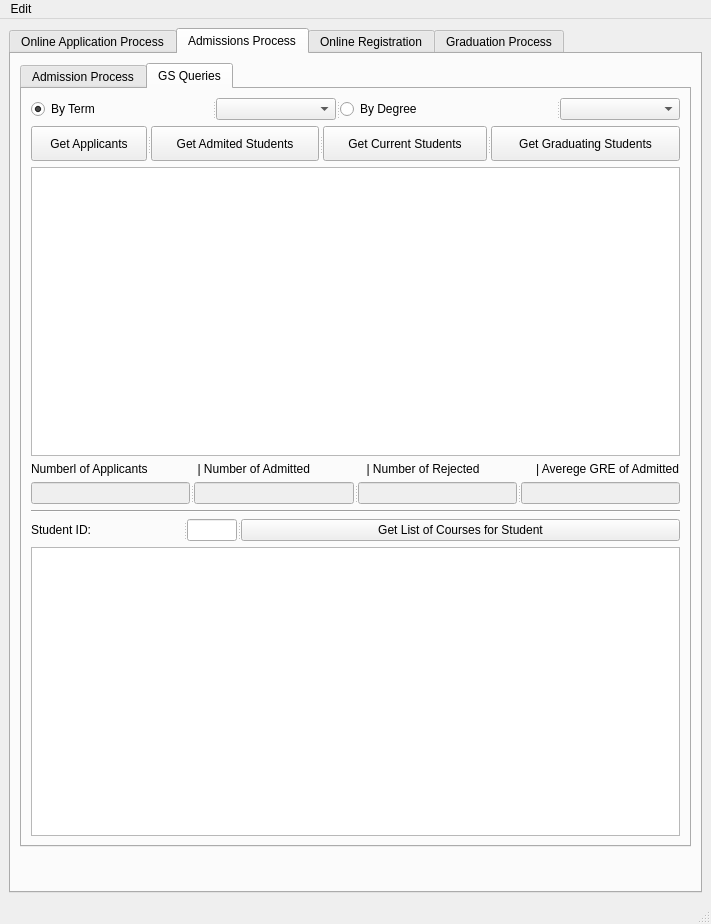
Old version of the form starrs/ui/ui_main.ui in the repository kiryha/CIS556.
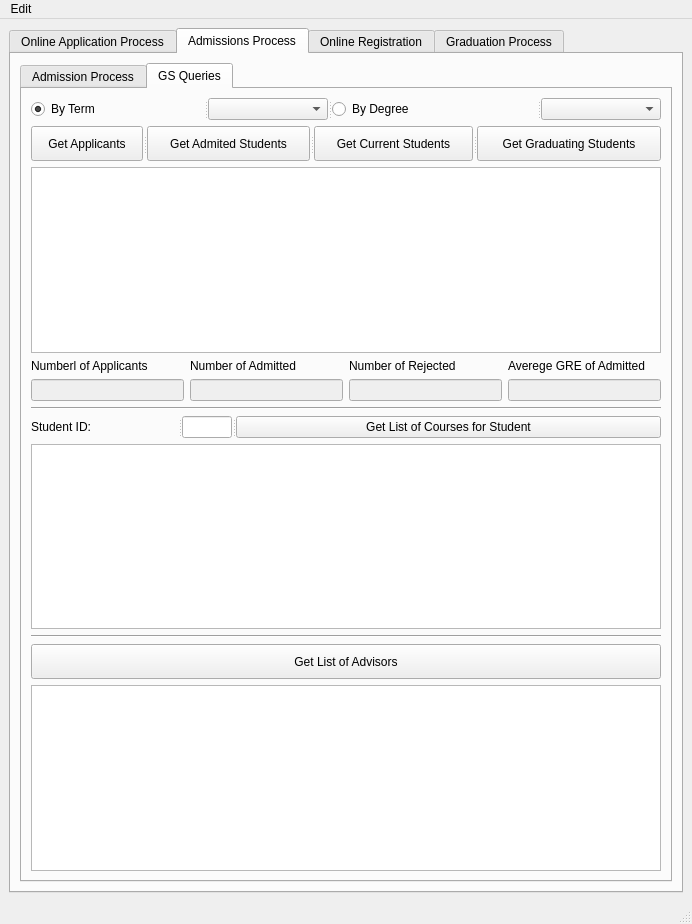
New version of the form. The open tabs and pages were chosen to show the change.

Commit message: Get list of Advisors

Patch:
```diff
--- a/starrs/ui/ui_main.ui
+++ b/starrs/ui/ui_main.ui
@@ -632,7 +632,7 @@
                  <property name="maximumSize">
                   <size>
                    <width>16777215</width>
-                   <height>120</height>
+                   <height>200</height>
                   </size>
                  </property>
                 </widget>
@@ -945,17 +945,8 @@
              <widget class="QTableView" name="tabAdmissionQuerries"/>
             </item>
             <item>
-             <widget class="QLabel" name="label">
-              <property name="text">
-               <string>Numberl of Applicants               | Number of Admitted                 | Number of Rejected                 | Averege GRE of Admitted</string>
-              </property>
-             </widget>
-            </item>
-            <item>
-             <widget class="QSplitter" name="splitter_21">
-              <property name="orientation">
-               <enum>Qt::Horizontal</enum>
-              </property>
+             <layout class="QGridLayout" name="gridLayout">
+              <item row="1" column="0">
               <widget class="QLineEdit" name="linStatApplicants">
                <property name="enabled">
                 <bool>false</bool>
@@ -964,6 +955,8 @@
                 <set>Qt::AlignCenter</set>
                </property>
               </widget>
+              </item>
+              <item row="1" column="1">
               <widget class="QLineEdit" name="linStatAdmitted">
                <property name="enabled">
                 <bool>false</bool>
@@ -972,14 +965,8 @@
                 <set>Qt::AlignCenter</set>
                </property>
               </widget>
-              <widget class="QLineEdit" name="linStatRejected">
-               <property name="enabled">
-                <bool>false</bool>
-               </property>
-               <property name="alignment">
-                <set>Qt::AlignCenter</set>
-               </property>
-              </widget>
+              </item>
+              <item row="1" column="3">
               <widget class="QLineEdit" name="linStatGRE">
                <property name="enabled">
                 <bool>false</bool>
@@ -988,7 +975,46 @@
                 <set>Qt::AlignCenter</set>
                </property>
               </widget>
-             </widget>
+              </item>
+              <item row="0" column="0">
+               <widget class="QLabel" name="label_21">
+                <property name="text">
+                 <string>Numberl of Applicants </string>
+                </property>
+               </widget>
+              </item>
+              <item row="0" column="2">
+               <widget class="QLabel" name="label_22">
+                <property name="text">
+                 <string>Number of Rejected</string>
+                </property>
+               </widget>
+              </item>
+              <item row="0" column="3">
+               <widget class="QLabel" name="label_23">
+                <property name="text">
+                 <string>Averege GRE of Admitted</string>
+                </property>
+               </widget>
+              </item>
+              <item row="0" column="1">
+               <widget class="QLabel" name="label_24">
+                <property name="text">
+                 <string>Number of Admitted</string>
+                </property>
+               </widget>
+              </item>
+              <item row="1" column="2">
+               <widget class="QLineEdit" name="linStatRejected">
+                <property name="enabled">
+                 <bool>false</bool>
+                </property>
+                <property name="alignment">
+                 <set>Qt::AlignCenter</set>
+                </property>
+               </widget>
+              </item>
+             </layout>
             </item>
             <item>
              <widget class="Line" name="line">
@@ -1028,6 +1054,29 @@
             <item>
              <widget class="QTableView" name="tabGSCourses"/>
             </item>
+            <item>
+             <widget class="Line" name="line_2">
+              <property name="orientation">
+               <enum>Qt::Horizontal</enum>
+              </property>
+             </widget>
+            </item>
+            <item>
+             <widget class="QPushButton" name="btnGetAdvisors">
+              <property name="minimumSize">
+               <size>
+                <width>0</width>
+                <height>35</height>
+               </size>
+              </property>
+              <property name="text">
+               <string>Get List of Advisors</string>
+              </property>
+             </widget>
+            </item>
+            <item>
+             <widget class="QTableView" name="tabAdvisors"/>
+            </item>
            </layout>
           </widget>
          </widget>
@@ -1053,16 +1102,6 @@
        </attribute>
        <layout class="QVBoxLayout" name="verticalLayout_15">
         <item>
-         <widget class="QTabWidget" name="tabWidget_3">
-          <property name="currentIndex">
-           <number>0</number>
-          </property>
-          <widget class="QWidget" name="tab_8">
-           <attribute name="title">
-            <string>Enrol to Courses</string>
-           </attribute>
-           <layout class="QVBoxLayout" name="verticalLayout_16">
-            <item>
              <widget class="QSplitter" name="splitter_22">
               <property name="orientation">
                <enum>Qt::Horizontal</enum>
@@ -1100,28 +1139,6 @@
             </item>
             <item>
              <widget class="QTableView" name="tabCourses"/>
-            </item>
-            <item>
-             <spacer name="verticalSpacer_3">
-              <property name="orientation">
-               <enum>Qt::Vertical</enum>
-              </property>
-              <property name="sizeHint" stdset="0">
-               <size>
-                <width>20</width>
-                <height>40</height>
-               </size>
-              </property>
-             </spacer>
-            </item>
-           </layout>
-          </widget>
-          <widget class="QWidget" name="tab_9">
-           <attribute name="title">
-            <string>Assign Grades</string>
-           </attribute>
-          </widget>
-         </widget>
         </item>
        </layout>
       </widget>
```
Lines whose indentation alone changed are shown as unchanged. The commit also changes 2 other files.
